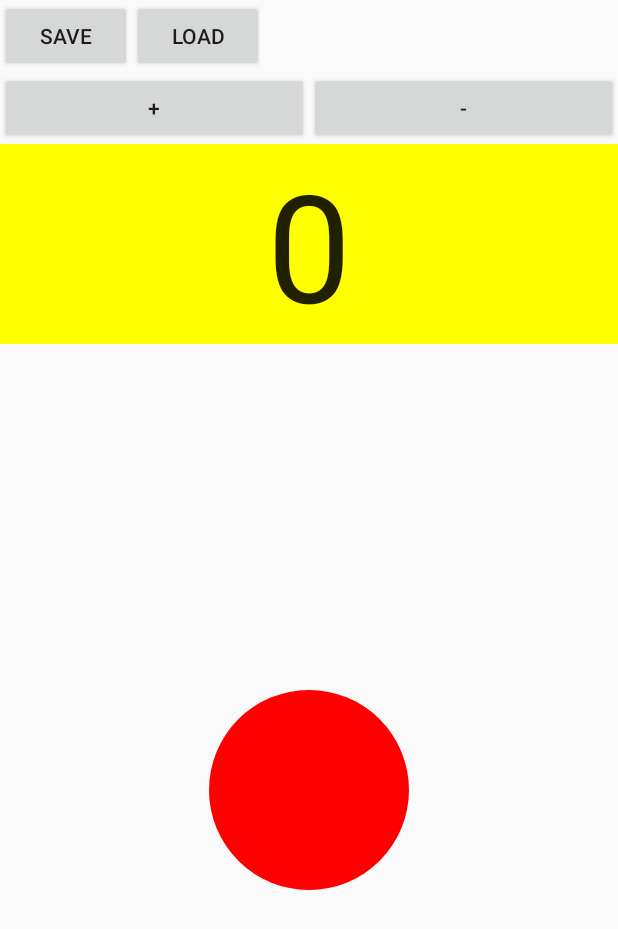
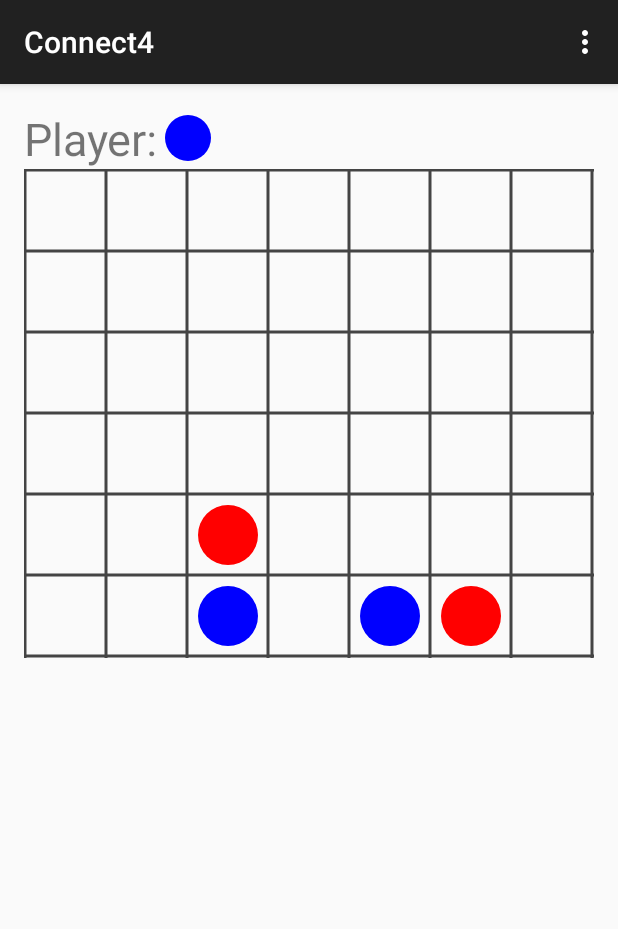
Before and after one commit to isel-leic-poo/14-15VerLI21D, an Android app: the screen it shows after launch (CounterActivity before the commit, C4Activity after it), on a phone screen of 412 x 824 dp. Shown: the top 929 px of the screen. Run offline under Robolectric (Android 15) with nearby library versions, the phone set to English and light mode, and no system bars.

Commit message:
Com dois jogadores e estado inicial. Animação na queda de novas peças utilizando listener no mdelo.

```diff
--- /dev/null
+++ b/Connect4/app/src/main/assets/initState.txt
@@ -0,0 +1,2 @@
+4
+4 5 2 2
--- a/Connect4/app/src/main/java/pt/isel/poo/connect4/C4Activity.java
+++ b/Connect4/app/src/main/java/pt/isel/poo/connect4/C4Activity.java
@@ -6,28 +6,58 @@ import android.os.Bundle;
 import android.view.Menu;
 import android.view.MenuItem;
 import android.view.View;
+import android.widget.Toast;
 
+import java.io.IOException;
+import java.io.InputStream;
+import java.io.InputStreamReader;
+import java.util.Scanner;
+
+import pt.isel.poo.connect4.model.Connect4;
+import pt.isel.poo.connect4.model.OnChangeListener;
+import pt.isel.poo.connect4.model.Player;
 import pt.isel.poo.connect4.view.Piece;
+import pt.isel.poo.connect4.view.PieceView;
 import pt.isel.poo.lib.tile.Animator;
 import pt.isel.poo.lib.tile.OnFinishAnimationListener;
 import pt.isel.poo.lib.tile.OnTileTouchListener;
 import pt.isel.poo.lib.tile.TilePanel;
 
 
-public class C4Activity extends ActionBarActivity implements OnTileTouchListener, OnFinishAnimationListener {
-
+public class C4Activity extends ActionBarActivity implements OnTileTouchListener, OnFinishAnimationListener, OnChangeListener {
+    /* VIEW */
     TilePanel panel;
     Animator anim;
+    PieceView player;
+    /* MODEL */
+    Connect4 model = new Connect4();
 
     @Override
     protected void onCreate(Bundle savedInstanceState) {
         super.onCreate(savedInstanceState);
         setContentView(R.layout.activity_c4);
         panel = (TilePanel) findViewById(R.id.panel);
+        player = (PieceView) findViewById(R.id.player);
 
-        panel.setTile(2, 3, new Piece());
         panel.setListener(this);
         anim = panel.getAnimator();
+
+        initState();
+        model.setOnChangeListener(this);
+    }
+
+    private void initState() {
+        try {
+            Scanner in = new Scanner(getAssets().open("initState.txt"));
+            int moves = in.nextInt();
+            in.nextLine();
+            for (; moves>0 ; --moves)
+                model.dropPiece(in.nextInt());
+            updateView();
+            in.close();
+        } catch (IOException e) {
+            Toast.makeText(this,e.getMessage(),Toast.LENGTH_LONG).show();
+        }
     }
 
     @Override
@@ -55,6 +85,11 @@ public class C4Activity extends ActionBarActivity implements OnTileTouchListener
 
     @Override
     public boolean onClick(int x, int y) {
+        if (model.dropPiece(x)) {
+            //updateView();
+            return true;
+        }
+        /*
         Piece p = (Piece) panel.getTile(x, y);
         if (p==null) {
             anim.entryTile(x, -1, x, y, (y+1) * 200, new Piece());
@@ -65,7 +100,17 @@ public class C4Activity extends ActionBarActivity implements OnTileTouchListener
             p.toggleSelect();
             panel.invalidate(x,y);
         }
+        */
         return false;
+    }
+
+    private void updateView() {
+        for (int x = 0; x < Connect4.COLS; x++) {
+            for (int y = 0; y < Connect4.LINES; y++) {
+                panel.setTile(x,y,Piece.valueOf(model.getPlayer(x,y)));
+            }
+        }
+        player.setPiece(Piece.valueOf(model.getCurrentPlayer()));
     }
 
     @Override
@@ -97,4 +142,10 @@ public class C4Activity extends ActionBarActivity implements OnTileTouchListener
         if (p!=null)
             anim.exitTile(x,y,x,panel.getHeightInTiles(),200);
     }
+
+    @Override
+    public void onDrop(int x, int y, Player p) {
+        anim.entryTile(x,-1,x,y,200*(y+1),Piece.valueOf(p));
+        player.setPiece(Piece.valueOf(model.getCurrentPlayer()));
+    }
 }
--- a/Connect4/app/src/main/java/pt/isel/poo/connect4/model/Connect4.java
+++ b/Connect4/app/src/main/java/pt/isel/poo/connect4/model/Connect4.java
@@ -1,4 +1,6 @@
 package pt.isel.poo.connect4.model;
+
+import pt.isel.poo.connect4.C4Activity;
 
 /**
  * Created by Palex on 27/05/2015.
@@ -8,11 +10,19 @@ public class Connect4 {
 
     public static final int COLS = 7, LINES = 6;
 
-    private Piece[][] grid = new Piece[COLS][LINES];
+    private Player[][] grid = new Player[COLS][LINES];
+    private Player currPlayer = Player.A;
+    private OnChangeListener changeListener;
 
-    public boolean dropPiece(int col, boolean player) {
+    public boolean dropPiece(int col) {
         if (grid[col][0]!=null) return false;
-        //...
+        int y;
+        for(y=LINES-1 ; y>=0 && grid[col][y]!=null ; --y  )
+            ;
+        grid[col][y] = currPlayer;
+        currPlayer = currPlayer.other();
+        if (changeListener!=null)
+            changeListener.onDrop(col,y,grid[col][y]);
         return true;
     }
 
@@ -20,4 +30,15 @@ public class Connect4 {
         return false;
     }
 
+    public Player getPlayer(int x, int y) {
+        return grid[x][y];
+    }
+
+    public Player getCurrentPlayer() {
+        return currPlayer;
+    }
+
+    public void setOnChangeListener(OnChangeListener onChangeListener) {
+        changeListener = onChangeListener;
+    }
 }
--- /dev/null
+++ b/Connect4/app/src/main/java/pt/isel/poo/connect4/model/OnChangeListener.java
@@ -0,0 +1,8 @@
+package pt.isel.poo.connect4.model;
+
+/**
+ * Created by Palex on 03/06/2015.
+ */
+public interface OnChangeListener {
+    void onDrop(int x, int y, Player p);
+}
--- /dev/null
+++ b/Connect4/app/src/main/java/pt/isel/poo/connect4/model/Player.java
@@ -0,0 +1,16 @@
+package pt.isel.poo.connect4.model;
+
+/**
+ * Created by Palex on 27/05/2015.
+ */
+public enum Player {
+    A, B;
+
+    public static Player valueOf(boolean player) {
+        return player ? A : B ;
+    }
+
+    public Player other() {
+        return this==A ? B : A;
+    }
+}
--- a/Connect4/app/src/main/java/pt/isel/poo/connect4/view/Piece.java
+++ b/Connect4/app/src/main/java/pt/isel/poo/connect4/view/Piece.java
@@ -4,6 +4,7 @@ import android.graphics.Canvas;
 import android.graphics.Color;
 import android.graphics.Paint;
 
+import pt.isel.poo.connect4.model.Player;
 import pt.isel.poo.lib.tile.Tile;
 
 /**
@@ -12,13 +13,18 @@ import pt.isel.poo.lib.tile.Tile;
 public class Piece implements Tile {
 
     private static Paint p = new Paint();
-    private boolean slected;
+    private boolean selected;
+    private int color;
+
+    public Piece(Player p) {
+        color = p==Player.A ? Color.BLUE : Color.RED;
+    }
 
     @Override
     public void draw(Canvas canvas, int side) {
-        p.setColor(Color.BLUE);
+        p.setColor(color);
         canvas.drawCircle(side/2,side/2,side/2-side/8,p);
-        if (slected) {
+        if (selected) {
             p.setColor(Color.BLACK);
             canvas.drawCircle(side / 2, side / 2, side / 8, p);
         }
@@ -30,6 +36,15 @@ public class Piece implements Tile {
     }
 
     public void toggleSelect() {
-        slected = !slected;
+        selected = !selected;
+    }
+
+    private static Piece A = new Piece(Player.A);
+    private static Piece B = new Piece(Player.B);
+
+    public static Piece valueOf(Player player) {
+        if (player==null) return null;
+        return new Piece(player);
+        //return player==null ? null : (player==Player.A ? A : B);
     }
 }
--- /dev/null
+++ b/Connect4/app/src/main/java/pt/isel/poo/connect4/view/PieceView.java
@@ -0,0 +1,35 @@
+package pt.isel.poo.connect4.view;
+
+import android.content.Context;
+import android.graphics.Canvas;
+import android.util.AttributeSet;
+import android.view.View;
+
+import pt.isel.poo.connect4.model.Player;
+
+/**
+ * Created by Palex on 03/06/2015.
+ */
+public class PieceView extends View {
+
+    private Piece piece = new Piece(Player.A);
+
+    public PieceView(Context context, AttributeSet attrs, int defStyleAttr) {
+        super(context, attrs, defStyleAttr);
+    }
+
+    public PieceView(Context context, AttributeSet attrs) {
+        super(context, attrs);
+    }
+
+    @Override
+    protected void onDraw(Canvas canvas) {
+        super.onDraw(canvas);
+        piece.draw(canvas, getWidth());
+    }
+
+    public void setPiece(Piece p) {
+        piece = p;
+        invalidate();
+    }
+}
--- a/Connect4/app/src/main/res/layout/activity_c4.xml
+++ b/Connect4/app/src/main/res/layout/activity_c4.xml
@@ -10,6 +10,23 @@
     android:orientation="vertical"
     android:id="@+id/root">
 
+    <LinearLayout
+        android:layout_width="match_parent"
+        android:layout_height="wrap_content">
+
+        <TextView
+            android:layout_width="wrap_content"
+            android:layout_height="wrap_content"
+            android:text="@string/player"
+            android:textSize="30dp"/>
+
+        <pt.isel.poo.connect4.view.PieceView
+            android:layout_width="40dp"
+            android:layout_height="40dp"
+            android:id="@+id/player"
+            />
+    </LinearLayout>
+
     <pt.isel.poo.lib.tile.TilePanel
         android:layout_width="match_parent"
         android:layout_height="wrap_content"
--- /dev/null
+++ b/Connect4/app/src/main/res/menu/menu_c4.xml
@@ -0,0 +1,6 @@
+<menu xmlns:android="http://schemas.android.com/apk/res/android"
+    xmlns:app="http://schemas.android.com/apk/res-auto"
+    xmlns:tools="http://schemas.android.com/tools" tools:context=".C4Activity">
+    <item android:id="@+id/action_settings" android:title="@string/action_settings"
+        android:orderInCategory="100" app:showAsAction="never" />
+</menu>
--- a/Connect4/app/src/main/res/values/strings.xml
+++ b/Connect4/app/src/main/res/values/strings.xml
@@ -1,6 +1,6 @@
 <resources>
     <string name="app_name">Connect4</string>
 
-    <string name="hello_world">Hello world!</string>
     <string name="action_settings">Settings</string>
+    <string name="player">Player:</string>
 </resources>
```
Also changed, not shown: Connect4/app/build.gradle (added, +25 -0 lines), Connect4/app/src/main/AndroidManifest.xml (added, +21 -0 lines), Connect4/app/src/main/java/pt/isel/poo/connect4/model/Piece.java (deleted, +0 -8 lines), Connect4/app/src/main/res/mipmap-hdpi/ic_launcher.png (added), Connect4/app/src/main/res/mipmap-mdpi/ic_launcher.png (added), Connect4/app/src/main/res/mipmap-xhdpi/ic_launcher.png (added), Connect4/app/src/main/res/mipmap-xxhdpi/ic_launcher.png (added), 3 other files.
